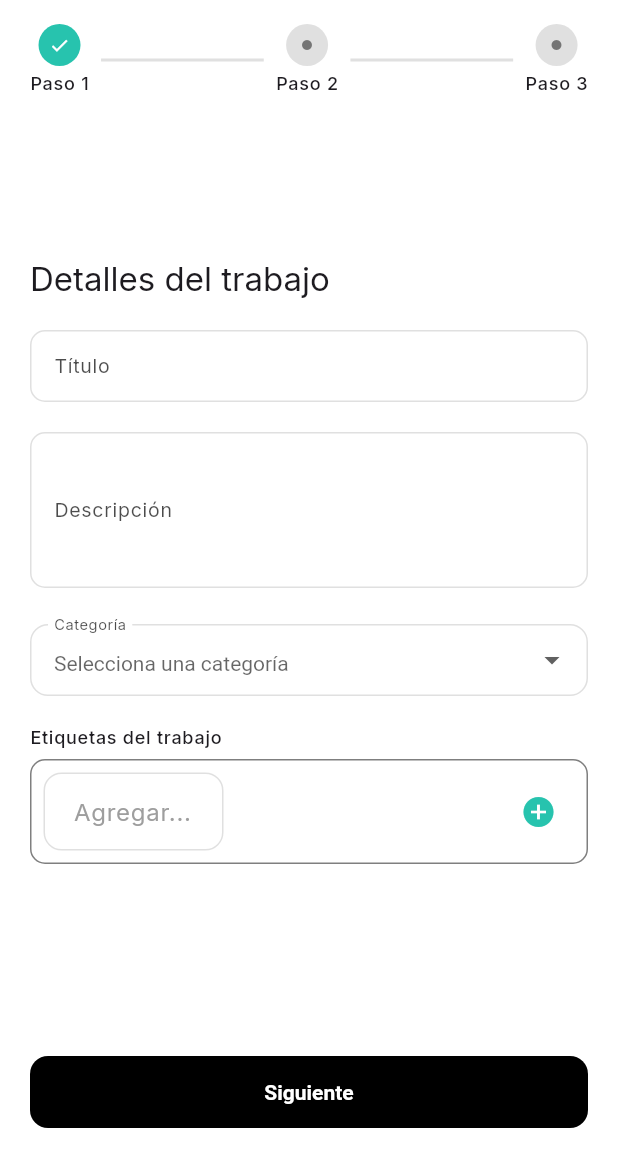
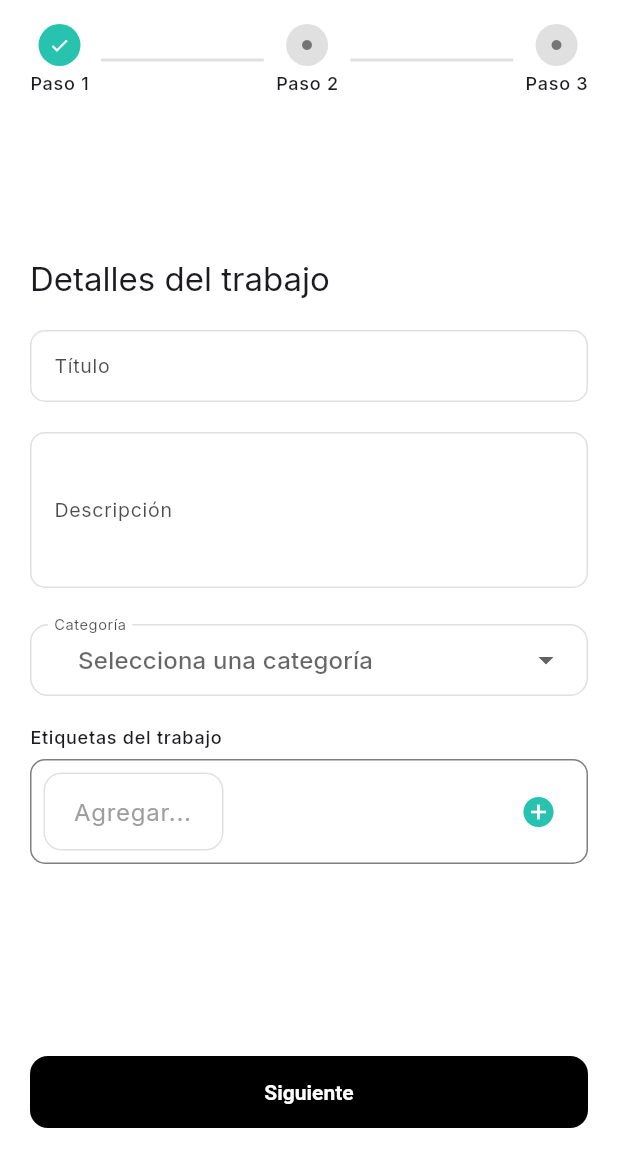
Before and after one commit to Serfelzxcv/recomiendalo, a Flutter app: the JobCreateScreen screen opened by its route, on a phone screen of 412 x 824 dp, the part 84-1236 px from its top. Run offline on Flutter 3.47's test engine with Material 3 defaults, Android fonts, the phone set to English and light mode, and no system bars; our stand-ins replace dropdown_button2, flutter_riverpod, go_router, google_fonts, image_picker.

Commit message:
feat(dropdown) using dropdown

```diff
--- a/lib/shared/widgets/inputs/app_dropdown.dart
+++ b/lib/shared/widgets/inputs/app_dropdown.dart
@@ -1,4 +1,5 @@
 import 'package:flutter/material.dart';
+import 'package:dropdown_button2/dropdown_button2.dart';
 
 class AppDropdown<T> extends StatelessWidget {
   final String label;
@@ -20,11 +21,12 @@ class AppDropdown<T> extends StatelessWidget {
   Widget build(BuildContext context) {
     final colors = Theme.of(context).colorScheme;
 
-    return DropdownButtonFormField<T>(
+    return DropdownButtonFormField2<T>(
       value: value,
       items: items,
       onChanged: onChanged,
-      style: const TextStyle(fontSize: 14), // 👈 texto más chico
+      isExpanded: true,
+      hint: hint != null ? Text(hint!) : null,
       decoration: InputDecoration(
         labelText: label,
         hintText: hint,
```
